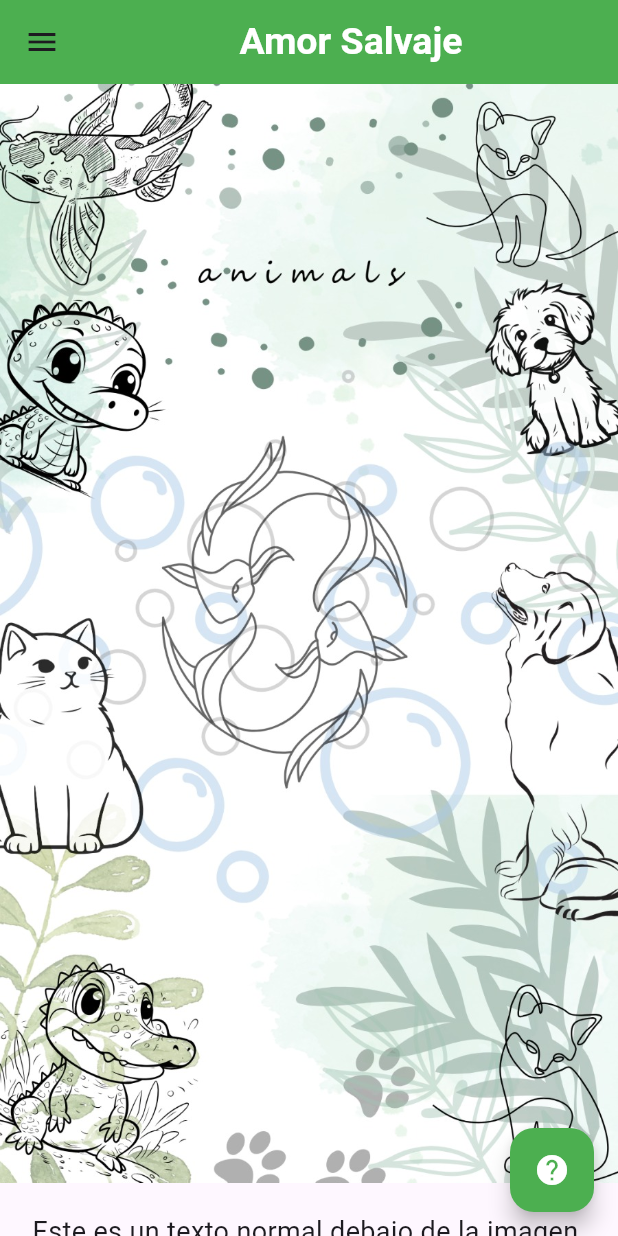
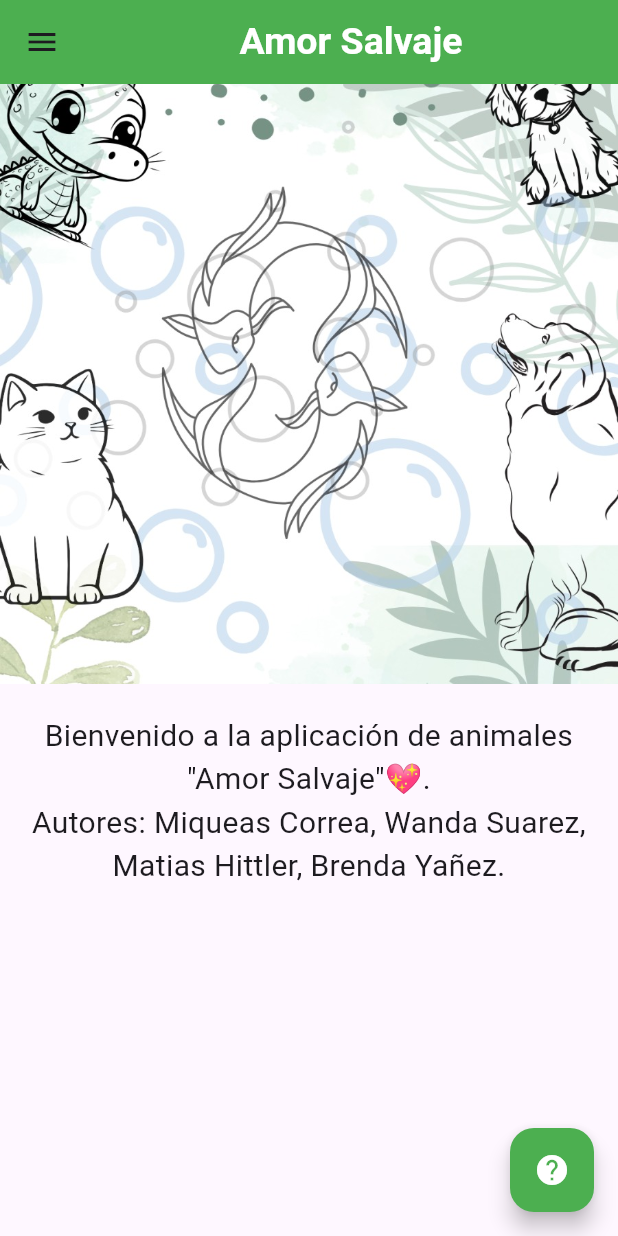
Before and after one commit to WandaSuarez/AppMobile, a Flutter app: the screen it shows after launch, on a phone screen of 412 x 824 dp. Run offline on Flutter 3.47's test engine with Material 3 defaults, Android fonts, the light colour scheme and no system bars.

Commit message:
home screen casi listo, falta el scrool horizontal

```diff
--- a/appanimals/lib/screens/home_screen.dart
+++ b/appanimals/lib/screens/home_screen.dart
@@ -19,17 +19,30 @@ class HomeScreen extends StatelessWidget {
         backgroundColor: Colors.green,
       ),
       drawer: const CustomDrawer(),
-      body: Center(
+      body: SingleChildScrollView(
+        // Hace que el contenido sea desplazable
+        child: Center(
           child: Column(
             mainAxisAlignment: MainAxisAlignment.center,
             children: [
-            Image.asset('assets/images/portada.png'), // Ruta de tu imagen local
-            const SizedBox(height: 20), // Espaciado entre la imagen y el texto
+              Image.asset(
+                'assets/images/portada.png', // Ruta de tu imagen
+                width: double
+                    .infinity, // El ancho de la imagen ocupa todo el ancho de la pantalla
+                height:
+                    400, // Altura de la imagen, ajusta según tus necesidades
+                fit: BoxFit
+                    .cover, // Ajusta la imagen para que ocupe todo el espacio disponible sin distorsionar
+              ),
+              const SizedBox(
+                  height: 20), // Espaciado entre la imagen y el texto
               const Text(
-              "Este es un texto normal debajo de la imagen.",
-              style: TextStyle(fontSize: 18),
+                'Bienvenido a la aplicación de animales "Amor Salvaje"💖.\nAutores: Miqueas Correa, Wanda Suarez, Matias Hittler, Brenda Yañez.',
+                style: TextStyle(fontSize: 20),
+                textAlign: TextAlign.center,
               ),
             ],
+          ),
         ),
       ),
       floatingActionButton: FloatingActionButton(
```
Lines whose indentation alone changed are shown as unchanged.
